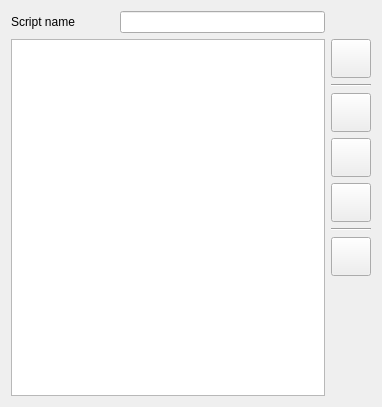
Old version of the form ui/src/scripteditor.ui in the repository mcallegari/qlcplus.
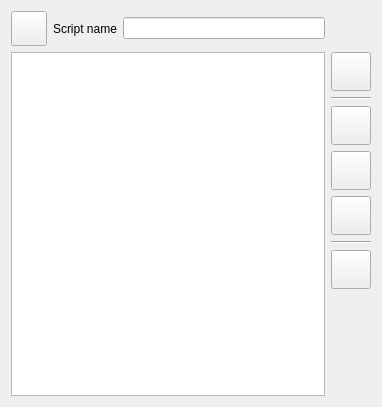
New version of the form. Icons and pictures are not drawn.

Commit message: [WIP] Improving the QLC+ Script function

```diff
--- a/ui/src/scripteditor.ui
+++ b/ui/src/scripteditor.ui
@@ -14,17 +14,7 @@
    <string>Script editor</string>
   </property>
   <layout class="QGridLayout" name="gridLayout">
-   <item row="0" column="0">
-    <widget class="QLabel" name="m_nameLabel">
-     <property name="text">
-      <string>Script name</string>
-     </property>
-    </widget>
-   </item>
-   <item row="0" column="1" colspan="2">
-    <widget class="QLineEdit" name="m_nameEdit"/>
-   </item>
-   <item row="1" column="0" rowspan="8" colspan="3">
+   <item row="2" column="0" rowspan="8" colspan="3">
     <widget class="QTextEdit" name="m_editor">
      <property name="sizePolicy">
       <sizepolicy hsizetype="Expanding" vsizetype="Expanding">
@@ -40,7 +30,7 @@
      </property>
     </widget>
    </item>
-   <item row="1" column="3">
+   <item row="2" column="3">
     <widget class="QToolButton" name="m_addButton">
      <property name="toolTip">
       <string>Add new command to cursor position</string>
@@ -63,14 +53,14 @@
      </property>
     </widget>
    </item>
-   <item row="2" column="3">
-    <widget class="Line" name="line">
-     <property name="orientation">
-      <enum>Qt::Horizontal</enum>
-     </property>
-    </widget>
-   </item>
    <item row="3" column="3">
+    <widget class="Line" name="line">
+     <property name="orientation">
+      <enum>Qt::Horizontal</enum>
+     </property>
+    </widget>
+   </item>
+   <item row="4" column="3">
     <widget class="QToolButton" name="m_cutButton">
      <property name="toolTip">
       <string>Cut selected text to clipboard</string>
@@ -87,7 +77,7 @@
      </property>
     </widget>
    </item>
-   <item row="4" column="3">
+   <item row="5" column="3">
     <widget class="QToolButton" name="m_copyButton">
      <property name="toolTip">
       <string>Copy selected text to clipboard</string>
@@ -104,7 +94,7 @@
      </property>
     </widget>
    </item>
-   <item row="5" column="3">
+   <item row="6" column="3">
     <widget class="QToolButton" name="m_pasteButton">
      <property name="toolTip">
       <string>Paste text from clipboard at cursor</string>
@@ -121,14 +111,14 @@
      </property>
     </widget>
    </item>
-   <item row="6" column="3">
-    <widget class="Line" name="line_2">
-     <property name="orientation">
-      <enum>Qt::Horizontal</enum>
-     </property>
-    </widget>
-   </item>
    <item row="7" column="3">
+    <widget class="Line" name="line_2">
+     <property name="orientation">
+      <enum>Qt::Horizontal</enum>
+     </property>
+    </widget>
+   </item>
+   <item row="8" column="3">
     <widget class="QToolButton" name="m_undoButton">
      <property name="toolTip">
       <string>Undo</string>
@@ -145,7 +135,7 @@
      </property>
     </widget>
    </item>
-   <item row="8" column="3">
+   <item row="9" column="3">
     <spacer name="verticalSpacer">
      <property name="orientation">
       <enum>Qt::Vertical</enum>
@@ -158,6 +148,40 @@
      </property>
     </spacer>
    </item>
+   <item row="1" column="0" colspan="3">
+    <layout class="QHBoxLayout" name="horizontalLayout">
+     <item>
+      <widget class="QToolButton" name="m_testPlayButton">
+       <property name="toolTip">
+        <string>Test the execution of this script</string>
+       </property>
+       <property name="icon">
+        <iconset resource="qlcui.qrc">
+         <normaloff>:/player_play.png</normaloff>:/player_play.png</iconset>
+       </property>
+       <property name="iconSize">
+        <size>
+         <width>28</width>
+         <height>28</height>
+        </size>
+       </property>
+       <property name="checkable">
+        <bool>true</bool>
+       </property>
+      </widget>
+     </item>
+     <item>
+      <widget class="QLabel" name="m_nameLabel">
+       <property name="text">
+        <string>Script name</string>
+       </property>
+      </widget>
+     </item>
+     <item>
+      <widget class="QLineEdit" name="m_nameEdit"/>
+     </item>
+    </layout>
+   </item>
   </layout>
  </widget>
  <resources>
```
The commit also changes 17 other files.
